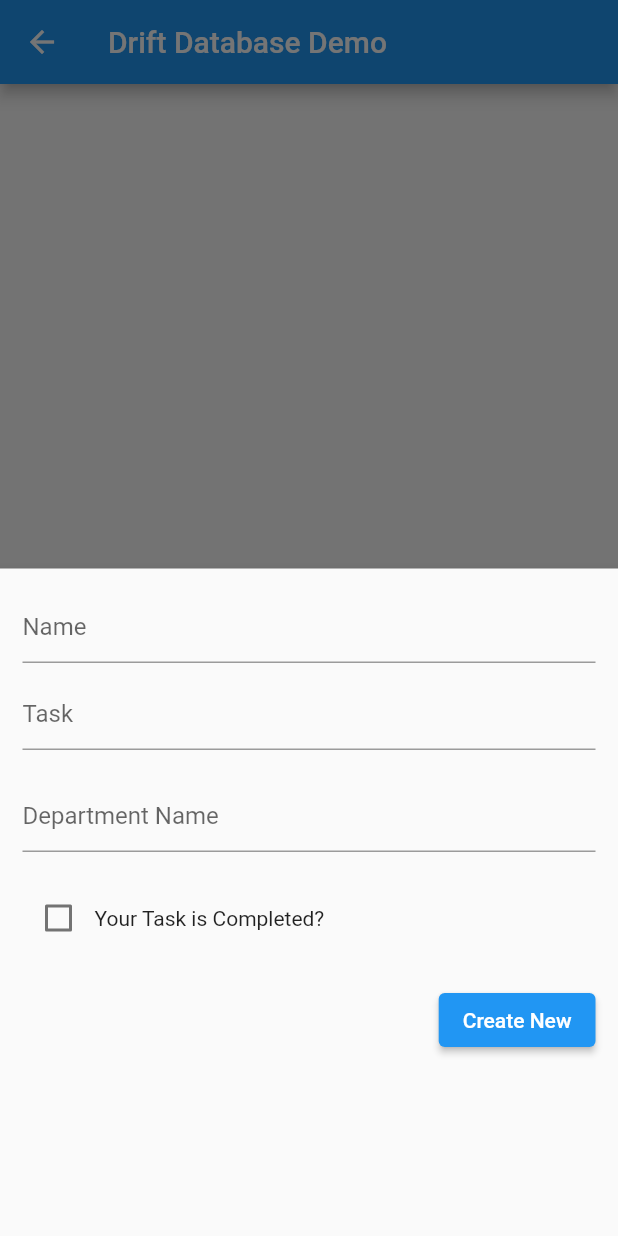
After one commit to jay-simformsolutions/Permission-Handler-and-Shared_Pred-Demo, a Flutter app: the DriftDatabasePage screen opened by its route, after a tap on the "add" icon, on a phone screen of 412 x 824 dp. The commit adds this screen. Run offline on Flutter 3.47's test engine with Material 2 defaults, Android fonts, the phone set to English and light mode, and no system bars; our stand-ins replace drift, file_picker, flutter_mobx, flutter_secure_storage, mobx, permission_handler and 2 more; missing offline and left inert: flutter_video_info, photo_manager; accounts and stored records are empty; generated files the repository leaves out were written again.

Commit message:
Added drift database demo

```diff
--- /dev/null
+++ b/lib/database_helper/drift_database_helper/drift_database_helper.dart
@@ -0,0 +1,70 @@
+import 'dart:io';
+
+import 'package:drift/drift.dart';
+import 'package:drift/native.dart';
+import 'package:path/path.dart' as path;
+import 'package:path_provider/path_provider.dart';
+
+part 'drift_database_helper.g.dart';
+
+class Task extends Table {
+  IntColumn get id => integer().autoIncrement()();
+
+  TextColumn get name => text()();
+
+  TextColumn get task => text()();
+
+  BoolColumn get isCompleted => boolean()();
+
+  DateTimeColumn get createdAt => dateTime()();
+
+  IntColumn get departmentId =>
+      integer().references(Department, #departmentId)();
+}
+
+class Department extends Table {
+  IntColumn get departmentId => integer().nullable()();
+  TextColumn get departmentName => text()();
+}
+
+abstract class DepartmentView extends View {
+  Department get department;
+
+  @override
+  Query as() => select([department.departmentId, department.departmentName])
+      .from(department);
+}
+
+abstract class TaskView extends View {
+  Task get taskTable;
+
+  @override
+  // ignore: strict_raw_type
+  Query as() => select([
+        taskTable.task,
+        taskTable.createdAt,
+        taskTable.name,
+        taskTable.isCompleted,
+        taskTable.departmentId,
+      ]).from(taskTable);
+}
+
+@DriftDatabase(tables: [Task, Department], views: [TaskView, DepartmentView])
+// @DriftDatabase(tables: [Task], views: [TaskView])
+class DriftDatabaseHelper extends _$DriftDatabaseHelper {
+  DriftDatabaseHelper() : super(_openConnection());
+
+  @override
+  int get schemaVersion => 1;
+}
+
+LazyDatabase _openConnection() {
+  // the LazyDatabase util lets us find the right location for the file async.
+  return LazyDatabase(() async {
+    // put the database file, called db.sqlite here, into the documents folder
+    // for your app.
+    final dbFolder = await getApplicationDocumentsDirectory();
+    final file = File(path.join(dbFolder.path, 'db.sqlite'));
+    return NativeDatabase.createInBackground(file);
+  });
+}
--- a/lib/main.dart
+++ b/lib/main.dart
@@ -1,15 +1,17 @@
 import 'package:flutter/material.dart';
+import 'package:permission_handler_demo/database_helper/database_helper.dart';
 import 'package:permission_handler_demo/demo_page.dart';
 import 'package:permission_handler_demo/routes/navigator_service.dart';
 import 'package:permission_handler_demo/routes/route_generator.dart';
 import 'package:permission_handler_demo/secure_storage/secure_storage.dart';
 import 'package:permission_handler_demo/shared_preference/shared_pref.dart';
-import 'package:permission_handler_demo/store/custom_file_picker_store.dart';
+import 'package:permission_handler_demo/store/custome_file_picker_store/custom_file_picker_store.dart';
 import 'package:permission_handler_demo/store/shared_pref_store/registration_store.dart';
 import 'package:provider/provider.dart';
 
 void main() {
   WidgetsFlutterBinding.ensureInitialized();
+  DataBaseHelper.instance.init();
   SecureStorage.init();
   SharedPref.init();
   runApp(const MyApp());
--- a/lib/pages/custom_file_picker/media_picker.dart
+++ b/lib/pages/custom_file_picker/media_picker.dart
@@ -3,7 +3,7 @@ import 'package:flutter_mobx/flutter_mobx.dart';
 import 'package:permission_handler_demo/enum/file_picker_state.dart';
 import 'package:permission_handler_demo/routes/navigator_service.dart';
 import 'package:permission_handler_demo/routes/routes.dart';
-import 'package:permission_handler_demo/store/custom_file_picker_store.dart';
+import 'package:permission_handler_demo/store/custome_file_picker_store/custom_file_picker_store.dart';
 import 'package:photo_manager/photo_manager.dart';
 import 'package:provider/provider.dart';
 
--- a/lib/pages/custom_file_picker/selected_images_page.dart
+++ b/lib/pages/custom_file_picker/selected_images_page.dart
@@ -1,5 +1,5 @@
 import 'package:flutter/material.dart';
-import 'package:permission_handler_demo/store/custom_file_picker_store.dart';
+import 'package:permission_handler_demo/store/custome_file_picker_store/custom_file_picker_store.dart';
 import 'package:photo_manager/photo_manager.dart';
 import 'package:provider/provider.dart';
 
--- a/lib/pages/different_permission_page.dart
+++ b/lib/pages/different_permission_page.dart
@@ -1,5 +1,5 @@
 import 'package:flutter/material.dart';
-import 'package:permission_handler_demo/store/all_permission_store.dart';
+import 'package:permission_handler_demo/store/permission_handler_store/all_permission_store.dart';
 import 'package:provider/provider.dart';
 
 class DifferentPermission extends StatelessWidget {
--- /dev/null
+++ b/lib/pages/drift_database/drift_database.dart
@@ -0,0 +1,82 @@
+import 'package:flutter/material.dart';
+import 'package:flutter_mobx/flutter_mobx.dart';
+import 'package:permission_handler_demo/store/drift_store/drift_database_store.dart';
+import 'package:provider/provider.dart';
+
+class DriftDatabasePage extends StatelessWidget {
+  const DriftDatabasePage({super.key});
+
+  @override
+  Widget build(BuildContext context) {
+    final store = context.read<DriftDatabaseStore>();
+    return Scaffold(
+      appBar: AppBar(
+        title: const Text('Drift Database Demo'),
+      ),
+      body: RefreshIndicator(
+        onRefresh: store.getAllTask,
+        child: Observer(
+          builder: (context) {
+            return store.isLoading
+                ? const Center(
+                    child: CircularProgressIndicator(),
+                  )
+                : ListView.builder(
+                    itemCount: store.tasks.length,
+                    itemBuilder: (context, index) {
+                      return Card(
+                        color: store.tasks[index].isCompleted
+                            ? Colors.green.shade200
+                            : Colors.red.shade100,
+                        margin: const EdgeInsets.all(15),
+                        child: ListTile(
+                          title: Text(
+                            store.tasks[index].name,
+                          ),
+                          subtitle: Column(
+                            crossAxisAlignment: CrossAxisAlignment.start,
+                            children: [
+                              Text(
+                                store.tasks[index].task,
+                              ),
+                              Text(
+                                store.tasks[index].departmentId.toString(),
+                              ),
+                            ],
+                          ),
+                          trailing: SizedBox(
+                            width: 100,
+                            child: Row(
+                              children: [
+                                IconButton(
+                                  icon: const Icon(Icons.edit),
+                                  onPressed: () => store.showForm(
+                                    store.tasks[index].id,
+                                  ),
+                                ),
+                                IconButton(
+                                  icon: const Icon(Icons.delete),
+                                  onPressed: () => store.deleteItem(
+                                    store.tasks[index].id,
+                                  ),
+                                ),
+                              ],
+                            ),
+                          ),
+                        ),
+                      );
+                    },
+                  );
+          },
+        ),
+      ),
+      floatingActionButton: FloatingActionButton(
+        heroTag: 1,
+        onPressed: () {
+          store.showForm(null);
+        },
+        child: const Icon(Icons.add),
+      ),
+    );
+  }
+}
--- a/lib/pages/file_picker_demo.dart
+++ b/lib/pages/file_picker_demo.dart
@@ -1,6 +1,6 @@
 import 'package:flutter/material.dart';
 import 'package:flutter_mobx/flutter_mobx.dart';
-import 'package:permission_handler_demo/store/file_picker_store.dart';
+import 'package:permission_handler_demo/store/file_picker_store/file_picker_store.dart';
 import 'package:provider/provider.dart';
 
 class FilePickerDemo extends StatelessWidget {
--- a/lib/pages/open_app_setting_on_dialog.dart
+++ b/lib/pages/open_app_setting_on_dialog.dart
@@ -75,6 +75,16 @@ class OpenAppSettingOnDialog extends StatelessWidget {
               child: const Text('Secure Storage Demo'),
             ),
             ElevatedButton(
+              onPressed: () => NavigationService.instance
+                  .navigateToScreen(Routes.sqfLitePage),
+              child: const Text('Sqf_Lite Demo'),
+            ),
+            ElevatedButton(
+              onPressed: () =>
+                  NavigationService.instance.navigateToScreen(Routes.driftPage),
+              child: const Text('Drift Demo'),
+            ),
+            ElevatedButton(
               onPressed: () {
                 SharedPref.instance?.clearSharedPref();
                 SecureStorage.instance?.secureStorage.deleteAll();
--- a/lib/routes/route_generator.dart
+++ b/lib/routes/route_generator.dart
@@ -7,20 +7,24 @@ import 'package:permission_handler_demo/pages/custom_file_picker/custom_file_pic
 import 'package:permission_handler_demo/pages/custom_file_picker/preview_page.dart';
 import 'package:permission_handler_demo/pages/custom_file_picker/selected_images_page.dart';
 import 'package:permission_handler_demo/pages/different_permission_page.dart';
+import 'package:permission_handler_demo/pages/drift_database/drift_database.dart';
 import 'package:permission_handler_demo/pages/file_picker_demo.dart';
 import 'package:permission_handler_demo/pages/open_app_setting_on_dialog.dart';
 import 'package:permission_handler_demo/pages/secure_storage/secure_storage.dart';
 import 'package:permission_handler_demo/pages/shared_pref_demo/login_page.dart';
 import 'package:permission_handler_demo/pages/shared_pref_demo/registration.dart';
 import 'package:permission_handler_demo/pages/shared_pref_demo/save_object.dart';
+import 'package:permission_handler_demo/pages/sqf_lite_demo/sqf_lite_page.dart';
 import 'package:permission_handler_demo/routes/routes.dart';
-import 'package:permission_handler_demo/store/all_permission_store.dart';
-import 'package:permission_handler_demo/store/file_picker_store.dart';
+import 'package:permission_handler_demo/store/drift_store/drift_database_store.dart';
+import 'package:permission_handler_demo/store/file_picker_store/file_picker_store.dart';
 import 'package:permission_handler_demo/store/open_app_setting_store.dart';
+import 'package:permission_handler_demo/store/permission_handler_store/all_permission_store.dart';
 import 'package:permission_handler_demo/store/secure_storage_store/secure_storage_store.dart';
 import 'package:permission_handler_demo/store/shared_pref_store/login_store.dart';
 import 'package:permission_handler_demo/store/shared_pref_store/save_object_store.dart';
 import 'package:permission_handler_demo/store/shared_pref_store/shared_pref_content.dart';
+import 'package:permission_handler_demo/store/sqf_lite_store/sqf_lite_store.dart';
 import 'package:photo_manager/photo_manager.dart';
 
 class RouteGenerator {
@@ -86,6 +90,15 @@ class RouteGenerator {
           builder: (_) =>
               const SecureStoragePage().withProvider(SecureStorageStore()),
         );
+      case Routes.driftPage:
+        return MaterialPageRoute(
+          builder: (_) =>
+              const DriftDatabasePage().withProvider(DriftDatabaseStore()),
+        );
+      case Routes.sqfLitePage:
+        return MaterialPageRoute(
+          builder: (_) => const SqfLitePage().withProvider(SqfLiteStore()),
+        );
       default:
         return errorRoute();
     }
--- a/lib/routes/routes.dart
+++ b/lib/routes/routes.dart
@@ -14,4 +14,6 @@ class Routes {
   static const sharedPrefSaveObject = '/sharedPrefSaveObject';
 
   static const secureStorage = '/secureStorage';
+  static const sqfLitePage = '/sqfLitePage';
+  static const driftPage = '/driftPage';
 }
--- /dev/null
+++ b/lib/store/drift_store/drift_database_store.dart
@@ -0,0 +1,224 @@
+import 'package:drift/drift.dart' as driftDatabase;
+import 'package:flutter/material.dart';
+import 'package:flutter_mobx/flutter_mobx.dart';
+import 'package:mobx/mobx.dart';
+import 'package:permission_handler_demo/database_helper/drift_database_helper/drift_database_helper.dart';
+import 'package:permission_handler_demo/routes/navigator_service.dart';
+
+part 'drift_database_store.g.dart';
+
+class DriftDatabaseStore = _DriftDatabaseStore with _$DriftDatabaseStore;
+
+abstract class _DriftDatabaseStore with Store {
+  _DriftDatabaseStore() {
+    getAllTask();
+  }
+
+  final nameCnt = TextEditingController();
+  final taskCnt = TextEditingController();
+
+  // final isCompleteCnt = TextEditingController();
+  final departmentCnt = TextEditingController();
+
+  @observable
+  bool isLoading = true;
+
+  @observable
+  bool isTaskCompleted = false;
+
+  ObservableList<TaskData> tasks = ObservableList.of([]);
+
+  final drift = DriftDatabaseHelper();
+
+  // Future<void> refreshUserData() async {
+  //   tasks.clear();
+  //   print('refresh data');
+  //   final data = await getAllTask();
+  //   tasks.addAll(data);
+  //   // print(result);
+  //   isLoading = false;
+  // }
+
+  // Future<void> insertValue(String name, String task, bool isCompleted) async {
+  //   final result = await drift.into(drift.task).insert(
+  //         TaskCompanion.insert(
+  //           name: name,
+  //           task: task,
+  //           isCompleted: isCompleted,
+  //           createdAt: DateTime.now(),
+  //         ),
+  //       );
+  //   print('Result is $result');
+  // }
+
+  Future<void> getAllTask() async {
+    tasks.clear();
+    final taskData = await drift.select(drift.task).get();
+    tasks.addAll(taskData);
+    debugPrint('TaskData is $taskData');
+    isLoading = false;
+  }
+
+  Future<void> showForm(int? id) async {
+    if (id != null) {
+      final existingUserData = tasks.firstWhere((element) => element.id == id);
+      nameCnt.text = existingUserData.name;
+      taskCnt.text = existingUserData.task;
+      isTaskCompleted = existingUserData.isCompleted;
+    } else {
+      nameCnt.clear();
+      taskCnt.clear();
+    }
+
+    await showModalBottomSheet<Widget>(
+      context: NavigationService.instance.context,
+      elevation: 5,
+      isScrollControlled: true,
+      builder: (_) => Container(
+        padding: EdgeInsets.only(
+          top: 15,
+          left: 15,
+          right: 15,
+          // this will prevent the soft keyboard from covering the text fields
+          bottom: MediaQuery.of(NavigationService.instance.context)
+                  .viewInsets
+                  .bottom +
+              120,
+        ),
+        child: Column(
+          mainAxisSize: MainAxisSize.min,
+          crossAxisAlignment: CrossAxisAlignment.end,
+          children: [
+            TextField(
+              controller: nameCnt,
+              decoration: const InputDecoration(hintText: 'Name'),
+            ),
+            const SizedBox(
+              height: 10,
+            ),
+            TextField(
+              controller: taskCnt,
+              decoration: const InputDecoration(hintText: 'Task'),
+            ),
+            const SizedBox(
+              height: 20,
+            ),
+            TextField(
+              controller: departmentCnt,
+              decoration: const InputDecoration(hintText: 'Department Name'),
+            ),
+            const SizedBox(
+              height: 20,
+            ),
+            Row(
+              children: [
+                Observer(
+                  builder: (context) {
+                    return Checkbox(
+                      value: isTaskCompleted,
+                      onChanged: (value) {
+                        print('object $value');
+
+                        isTaskCompleted = value!;
+                      },
+                    );
+                  },
+                ),
+                const Text('Your Task is Completed?')
+              ],
+            ),
+            // TextField(
+            //   controller: isCompleteCnt,
+            //   decoration: const InputDecoration(hintText: 'Task is Complete?'),
+            // ),
+            const SizedBox(
+              height: 20,
+            ),
+            ElevatedButton(
+              onPressed: () async {
+                // Save new journal
+                if (id == null) {
+                  await addItem();
+                }
+
+                if (id != null) {
+                  await updateItem(id);
+                }
+
+                // Clear the text fields
+                nameCnt.text = '';
+                taskCnt.text = '';
+                departmentCnt.text = '';
+
+                // Close the bottom sheet
+                Navigator.of(NavigationService.instance.context).pop();
+              },
+              child: Text(id == null ? 'Create New' : 'Update'),
+            )
+          ],
+        ),
+      ),
+    );
+  }
+
+  Future<void> addItem() async {
+    await drift.into(drift.department).insert(
+          DepartmentCompanion.insert(
+            departmentId: departmentCnt.text == 'flutter'
+                ? const driftDatabase.Value(1)
+                : const driftDatabase.Value(0),
+            departmentName: departmentCnt.text,
+          ),
+        );
+    await drift.into(drift.task).insert(
+          TaskCompanion.insert(
+            name: nameCnt.text,
+            task: taskCnt.text,
+            isCompleted: isTaskCompleted,
+            createdAt: DateTime.now(),
+            departmentId: departmentCnt.text == 'flutter' ? 1 : 0,
+          ),
+        );
+    await getAllTask();
+  }
+
+  Future<void> updateItem(int id) async {
+    // drift.update(drift.task).where(
+    //   (tbl) {
+    //     return drift.task.id.equals(id);
+    //   },
+    // );
+
+    final res = await drift.customSelect('select * from Task').get();
+    print('Custom Selection is ${res.first.data}');
+
+    final joinQuery = await drift
+        .customSelect(
+            'select Task.name As Emp_Name, Department.department_id AS departmentName FROM Task JOIN Department ON Task.department_id=Department.department_id')
+        .get();
+    print('Join Query is ${joinQuery.first.data}');
+
+    await drift.customStatement(
+      'UPDATE Task SET name=?,task=?,is_completed=? where id=$id',
+      [
+        nameCnt.text,
+        taskCnt.text,
+        isTaskCompleted,
+      ],
+    );
+
+    await getAllTask();
+  }
+
+  Future<void> deleteItem(int id) async {
+    await (drift.delete(drift.task)
+          ..where(
+            (tbl) {
+              return drift.task.id.equals(id);
+            },
+          ))
+        .go();
+
+    await getAllTask();
+  }
+}
--- a/lib/store/secure_storage_store/secure_storage_store.dart
+++ b/lib/store/secure_storage_store/secure_storage_store.dart
@@ -7,6 +7,12 @@ part 'secure_storage_store.g.dart';
 class SecureStorageStore = _SecureStorageStore with _$SecureStorageStore;
 
 abstract class _SecureStorageStore with Store {
+  _SecureStorageStore() {
+    secureStorage?.readUserName().then(
+          (value) => debugPrint('Value is $value'),
+        );
+  }
+
   TextEditingController userNameCnt = TextEditingController();
   TextEditingController passwordCnt = TextEditingController();
 
--- a/pubspec.yaml
+++ b/pubspec.yaml
@@ -49,6 +49,11 @@ dependencies:
   photo_manager: ^2.6.0
   shared_preferences: ^2.2.0
   flutter_secure_storage: ^8.0.0
+  sqflite: ^2.2.8+4
+  drift: ^2.8.0
+  sqlite3_flutter_libs: ^0.5.15
+  drift_db_viewer: ^2.0.0
+
 
 dev_dependencies:
   flutter_test:
@@ -62,6 +67,7 @@ dev_dependencies:
   flutter_lints: ^2.0.0
   build_runner: ^2.3.3
   mobx_codegen: ^2.1.1
+  drift_dev: ^2.8.3
 
 
 # For information on the generic Dart part of this file, see the
```
Also changed, not shown: lib/database_helper/database_helper.dart (+10 -30 lines), lib/pages/database_view/view_database.dart (added, +14 -0 lines), lib/store/sqf_lite_store/sqf_lite_store.dart (+6 -2 lines), lib/store/custome_file_picker_store/custom_file_picker_store.dart (renamed from lib/store/custom_file_picker_store.dart), lib/store/custome_file_picker_store/custom_file_picker_store.g.dart (renamed from lib/store/custom_file_picker_store.g.dart), lib/store/file_picker_store/file_picker_store.dart (renamed from lib/store/file_picker_store.dart), lib/store/file_picker_store/file_picker_store.g.dart (renamed from lib/store/file_picker_store.g.dart), lib/store/permission_handler_store/all_permission_store.dart (renamed from lib/store/all_permission_store.dart), lib/store/permission_handler_store/all_permission_store.g.dart (renamed from lib/store/all_permission_store.g.dart), pubspec.lock, 5 other files.
